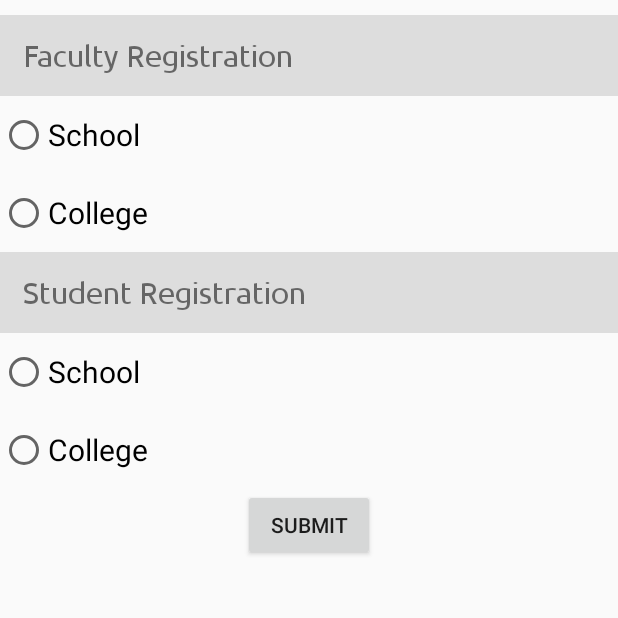
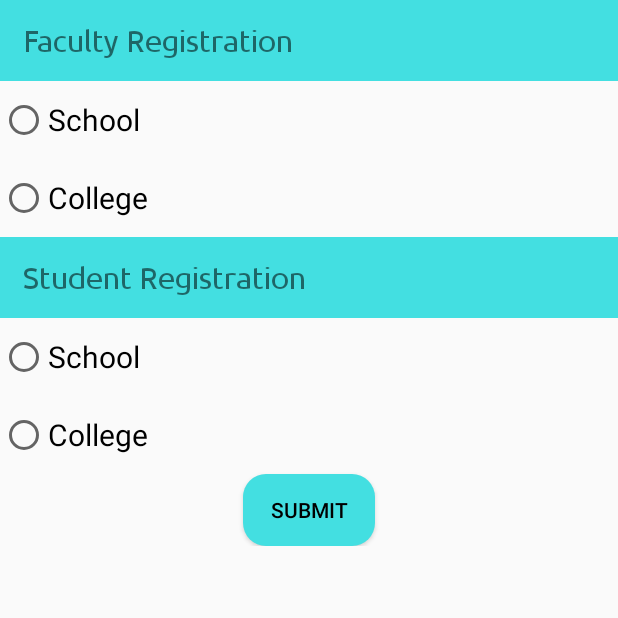
Before and after one commit to SaravanaMurale/TnqGuru, an Android app: the SelectFacultyFragment screen opened directly, with no data from a screen before it, after a tap on "SUBMIT", on a phone screen of 412 x 824 dp, the top half of it. Run offline under Robolectric (Android 15) with nearby library versions, the phone set to English and light mode, and no system bars.

Commit message:
Colg Stu Fees Commit

```diff
--- a/app/src/main/java/com/tech/tnqguru/common/SelectFacultyFragment.java
+++ b/app/src/main/java/com/tech/tnqguru/common/SelectFacultyFragment.java
@@ -14,6 +14,7 @@ import androidx.fragment.app.FragmentManager;
 import androidx.fragment.app.FragmentTransaction;
 
 import com.tech.tnqguru.R;
+import com.tech.tnqguru.utils.ToastUtils;
 
 public class SelectFacultyFragment extends Fragment {
 
@@ -77,7 +78,12 @@ public class SelectFacultyFragment extends Fragment {
 
                 Fragment fragment=null;
 
-                if(facSelected.equals("FAC_SCHOOL")){
+                 if(facSelected==null){
+                    System.out.println("Please Select");
+                     ToastUtils.getInstance(getActivity()).showLongToast("Please Select");
+                    return;
+                }
+                 else if(facSelected.equals("FAC_SCHOOL")){
                     fragment=new SchoolFacRegFragment();
                 }else if(facSelected.equals("FAC_COLLEGE")){
                     fragment=new CollegeFacRegFragment();
@@ -85,9 +91,6 @@ public class SelectFacultyFragment extends Fragment {
                     fragment=new SchoolStuRegFragment();
                 }else if(facSelected.equals("STU_COLLEGE")){
                     fragment=new ColgStuRegFragment();
-                }else if(facSelected==null){
-                    System.out.println("Please Select");
-                    return;
                 }
 
                 fragmentTransaction.replace(R.id.fragment_register_container,fragment);
--- a/app/src/main/res/layout/activity_login.xml
+++ b/app/src/main/res/layout/activity_login.xml
@@ -42,7 +42,7 @@
         android:layout_centerHorizontal="true"
         android:layout_marginTop="@dimen/ten_dp"
         android:textAllCaps="true"
-        android:textSize="@dimen/twenty_sp"
+        android:textSize="@dimen/fiften_sp"
         android:textColor="@color/red"
         android:fontFamily="@font/ubuntu_regular"
         />
--- a/app/src/main/res/layout/layout_select_faculty_fragment.xml
+++ b/app/src/main/res/layout/layout_select_faculty_fragment.xml
@@ -13,8 +13,8 @@
         android:id="@+id/t1"
         android:layout_width="match_parent"
         android:layout_height="wrap_content"
-        android:layout_marginTop="10dp"
-        android:background="@color/shimmer_bg"
+
+        android:background="@color/colorBlue"
         android:fontFamily="@font/ubuntu_regular"
         android:padding="@dimen/fifteen_dp"
         android:text="Faculty Registration"
@@ -53,7 +53,7 @@
             android:layout_height="wrap_content"
             android:layout_below="@+id/fac_sele_radioGroup"
             android:layout_marginTop="10dp"
-            android:background="@color/shimmer_bg"
+            android:background="@color/colorBlue"
             android:fontFamily="@font/ubuntu_regular"
             android:padding="@dimen/fifteen_dp"
             android:text="Student Registration"
@@ -134,7 +134,9 @@
         android:layout_height="wrap_content"
         android:text="@string/submit"
         android:layout_below="@id/stuRegBlock"
-        android:layout_centerHorizontal="true"
+        android:layout_centerInParent="true"
+        android:background="@drawable/login_btn"
+        android:textColor="@color/black"
 
         />
 
```
